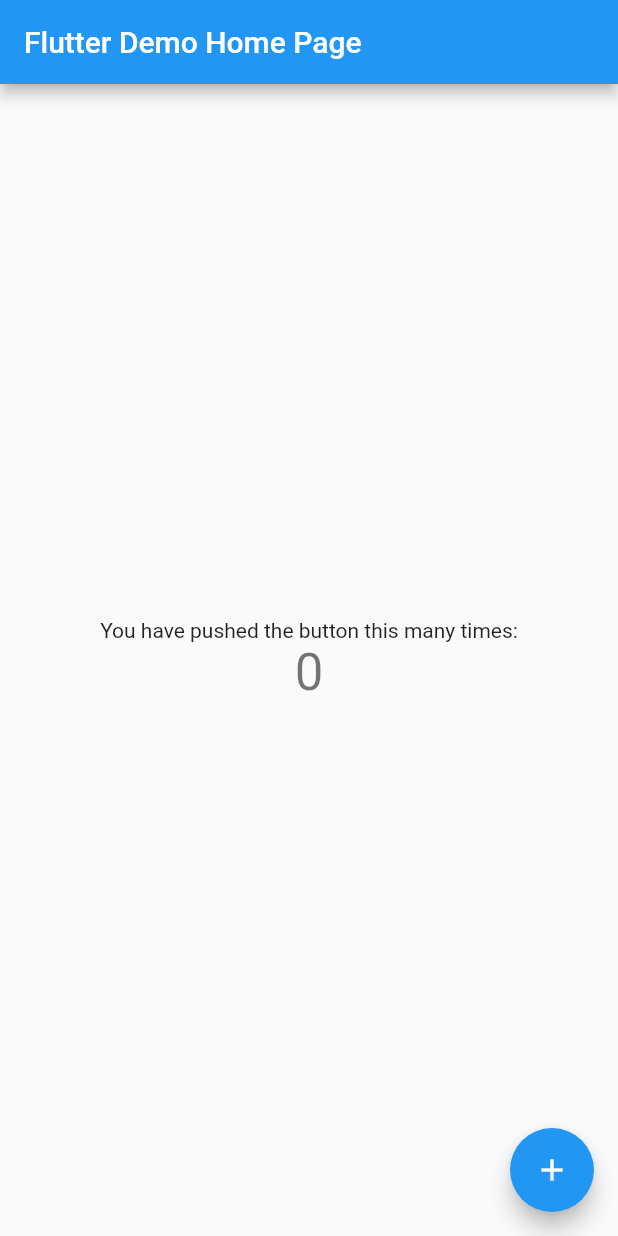
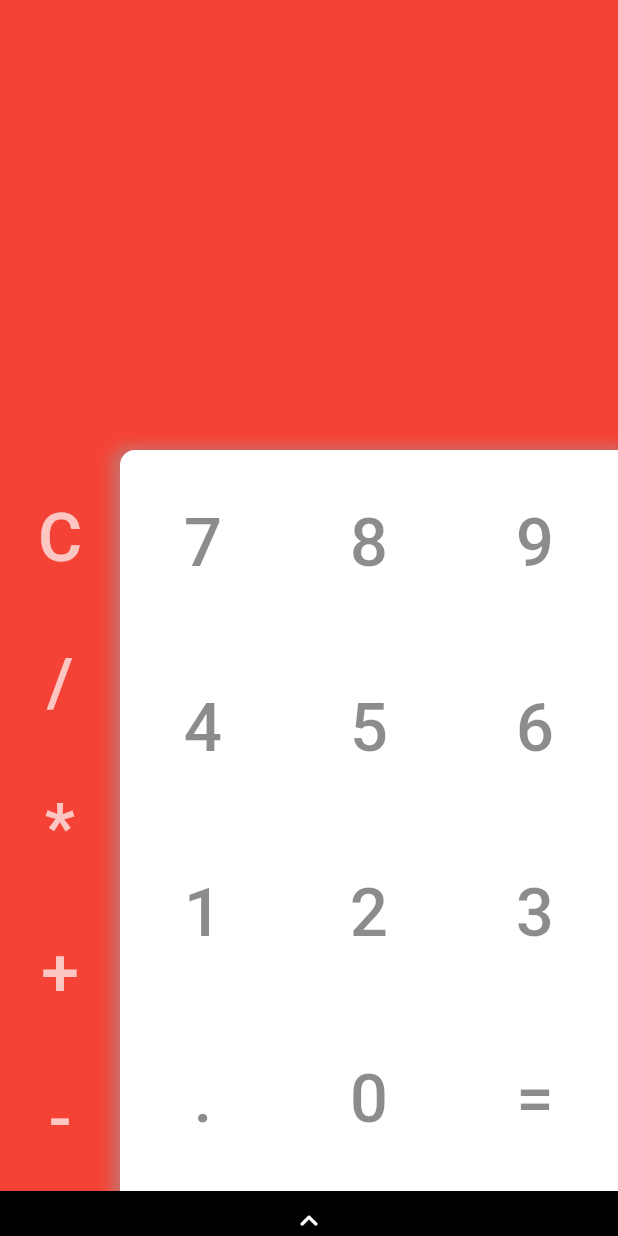
Before and after one commit to kverkholomova/Calculator_test, a Flutter app: the screen it shows after launch, on a phone screen of 412 x 824 dp. Run offline on Flutter 3.47's test engine with Material 2 defaults, Android fonts, the phone set to English and light mode, and no system bars.

Commit message:
First design updates

```diff
--- a/lib/main.dart
+++ b/lib/main.dart
@@ -1,4 +1,6 @@
 import 'package:flutter/material.dart';
+
+import 'main_screen_calculator.dart';
 
 void main() {
   runApp(const MyApp());
@@ -11,105 +13,10 @@ class MyApp extends StatelessWidget {
   @override
   Widget build(BuildContext context) {
     return MaterialApp(
-      title: 'Flutter Demo',
-      theme: ThemeData(
-        // This is the theme of your application.
-        //
-        // Try running your application with "flutter run". You'll see the
-        // application has a blue toolbar. Then, without quitting the app, try
-        // changing the primarySwatch below to Colors.green and then invoke
-        // "hot reload" (press "r" in the console where you ran "flutter run",
-        // or simply save your changes to "hot reload" in a Flutter IDE).
-        // Notice that the counter didn't reset back to zero; the application
-        // is not restarted.
-        primarySwatch: Colors.blue,
-      ),
-      home: const MyHomePage(title: 'Flutter Demo Home Page'),
+      title: 'App',
+
+      home: Calculator(),
+      debugShowCheckedModeBanner: false,
     );
   }
 }
-
-class MyHomePage extends StatefulWidget {
-  const MyHomePage({Key? key, required this.title}) : super(key: key);
-
-  // This widget is the home page of your application. It is stateful, meaning
-  // that it has a State object (defined below) that contains fields that affect
-  // how it looks.
-
-  // This class is the configuration for the state. It holds the values (in this
-  // case the title) provided by the parent (in this case the App widget) and
-  // used by the build method of the State. Fields in a Widget subclass are
-  // always marked "final".
-
-  final String title;
-
-  @override
-  State<MyHomePage> createState() => _MyHomePageState();
-}
-
-class _MyHomePageState extends State<MyHomePage> {
-  int _counter = 0;
-
-  void _incrementCounter() {
-    setState(() {
-      // This call to setState tells the Flutter framework that something has
-      // changed in this State, which causes it to rerun the build method below
-      // so that the display can reflect the updated values. If we changed
-      // _counter without calling setState(), then the build method would not be
-      // called again, and so nothing would appear to happen.
-      _counter++;
-    });
-  }
-
-  @override
-  Widget build(BuildContext context) {
-    // This method is rerun every time setState is called, for instance as done
-    // by the _incrementCounter method above.
-    //
-    // The Flutter framework has been optimized to make rerunning build methods
-    // fast, so that you can just rebuild anything that needs updating rather
-    // than having to individually change instances of widgets.
-    return Scaffold(
-      appBar: AppBar(
-        // Here we take the value from the MyHomePage object that was created by
-        // the App.build method, and use it to set our appbar title.
-        title: Text(widget.title),
-      ),
-      body: Center(
-        // Center is a layout widget. It takes a single child and positions it
-        // in the middle of the parent.
-        child: Column(
-          // Column is also a layout widget. It takes a list of children and
-          // arranges them vertically. By default, it sizes itself to fit its
-          // children horizontally, and tries to be as tall as its parent.
-          //
-          // Invoke "debug painting" (press "p" in the console, choose the
-          // "Toggle Debug Paint" action from the Flutter Inspector in Android
-          // Studio, or the "Toggle Debug Paint" command in Visual Studio Code)
-          // to see the wireframe for each widget.
-          //
-          // Column has various properties to control how it sizes itself and
-          // how it positions its children. Here we use mainAxisAlignment to
-          // center the children vertically; the main axis here is the vertical
-          // axis because Columns are vertical (the cross axis would be
-          // horizontal).
-          mainAxisAlignment: MainAxisAlignment.center,
-          children: <Widget>[
-            const Text(
-              'You have pushed the button this many times:',
-            ),
-            Text(
-              '$_counter',
-              style: Theme.of(context).textTheme.headline4,
-            ),
-          ],
-        ),
-      ),
-      floatingActionButton: FloatingActionButton(
-        onPressed: _incrementCounter,
-        tooltip: 'Increment',
-        child: const Icon(Icons.add),
-      ), // This trailing comma makes auto-formatting nicer for build methods.
-    );
-  }
-}
--- /dev/null
+++ b/lib/main_screen_calculator.dart
@@ -0,0 +1,270 @@
+import 'package:flutter/material.dart';
+
+class Calculator extends StatefulWidget {
+  const Calculator({Key? key}) : super(key: key);
+
+  @override
+  State<Calculator> createState() => _CalculatorState();
+}
+
+class _CalculatorState extends State<Calculator> {
+  @override
+  Widget build(BuildContext context) {
+    return Scaffold(
+      // backgroundColor: Colors.red,
+      body: Stack(
+        children: [
+          Container(
+            color: Colors.red,
+
+          ),
+          Stack(
+            children: [
+              Padding(
+                padding: const EdgeInsets.only(top: 310, left: 8, bottom: 30),
+                child: Container(
+                  child: Column(
+                    children: [
+                      Expanded(
+                        flex:1,
+                        child: TextButton(
+                            child: Text(
+                              "C",
+                              style: TextStyle(fontSize: 45, color: Colors.white70),
+                            ),
+                            onPressed: (){}),
+                      ),
+                      Expanded(
+                        flex:1,
+                        child: TextButton(
+                            child: Text(
+                              "/",
+                              style: TextStyle(fontSize: 45, color: Colors.white70),
+                            ),
+                            onPressed: (){}),
+                      ),
+                      Expanded(
+                        flex:1,
+                        child: TextButton(
+                            child: Text(
+                              "*",
+                              style: TextStyle(fontSize: 45, color: Colors.white70),
+                            ),
+                            onPressed: (){}),
+                      ),
+                      Expanded(
+                        flex:1,
+                        child: TextButton(
+                            child: Text(
+                              "+",
+                              style: TextStyle(fontSize: 45, color: Colors.white70),
+                            ),
+                            onPressed: (){}),
+                      ),
+                      Expanded(
+                        flex:1,
+                        child: TextButton(
+                            child: Text(
+                              "-",
+                              style: TextStyle(fontSize: 45, color: Colors.white70),
+                            ),
+                            onPressed: (){}),
+                      ),
+                    ],
+                  ),
+                ),
+              ),
+              Padding(
+                padding: const EdgeInsets.only(left: 80, top: 300,bottom: 30),
+                child: Container(
+                  decoration: BoxDecoration(
+                    color: Colors.white,
+                    borderRadius: BorderRadius.only(
+                        topLeft: Radius.circular(10),
+                        topRight: Radius.circular(0),
+                        bottomLeft: Radius.circular(0),
+                        bottomRight: Radius.circular(0)
+                    ),
+                    boxShadow: [
+                      BoxShadow(
+                        color: Colors.grey.withOpacity(0.5),
+                        spreadRadius: 5,
+                        blurRadius: 7,
+                        offset: Offset(0, 3), // changes position of shadow
+                      ),
+                    ],
+                  ),
+
+                  child: Stack(
+                    children: [
+                      Column(
+                        children: [
+                          Expanded(
+                            flex: 1,
+                            child: Row(
+                              children: [
+                                Expanded(
+                                  flex:1,
+                                  child: TextButton(
+                                      child: Text(
+                                        "7",
+                                        style: TextStyle(fontSize: 45, color: Colors.black45),
+                                      ),
+                                      onPressed: (){}),
+                                ),
+                                Expanded(
+                                  flex:1,
+                                  child: TextButton(
+                                      child: Text(
+                                          "8",
+                                        style: TextStyle(fontSize: 45, color: Colors.black45),
+                                      ),
+                                      onPressed: (){}),
+                                ),
+                                Expanded(
+                                  flex:1,
+                                  child: TextButton(
+                                      child: Text(
+                                          "9",
+                                        style: TextStyle(fontSize: 45, color: Colors.black45),
+                                      ),
+                                      onPressed: (){}),
+                                )
+                              ],
+                            ),
+                          ),
+                          Expanded(
+                            flex: 1,
+                            child: Row(
+                              children: [
+                                Expanded(
+                                  flex:1,
+                                  child: TextButton(
+                                      child: Text(
+                                          "4",
+                                        style: TextStyle(fontSize: 45, color: Colors.black45),
+                                      ),
+                                      onPressed: (){}),
+                                ),
+                                Expanded(
+                                  flex:1,
+                                  child: TextButton(
+                                      child: Text(
+                                          "5",
+                                        style: TextStyle(fontSize: 45, color: Colors.black45),
+                                      ),
+                                      onPressed: (){}),
+                                ),
+                                Expanded(
+                                  flex:1,
+                                  child: TextButton(
+                                      child: Text(
+                                          "6",
+                                        style: TextStyle(fontSize: 45, color: Colors.black45),
+                                      ),
+                                      onPressed: (){}),
+                                )
+
+                              ],
+                            ),
+                          ),
+                          Expanded(
+                            flex: 1,
+                            child: Row(
+                              children: [
+                                Expanded(
+                                  flex:1,
+                                  child: TextButton(
+                                      child: Text(
+                                          "1",
+                                        style: TextStyle(fontSize: 45, color: Colors.black45),
+                                      ),
+                                      onPressed: (){}),
+                                ),
+                                Expanded(
+                                  flex:1,
+                                  child: TextButton(
+                                      child: Text(
+                                          "2",
+                                        style: TextStyle(fontSize: 45, color: Colors.black45),
+                                      ),
+                                      onPressed: (){}),
+                                ),
+                                Expanded(
+                                  flex:1,
+                                  child: TextButton(
+                                      child: Text(
+                                          "3",
+                                        style: TextStyle(fontSize: 45, color: Colors.black45),
+                                      ),
+                                      onPressed: (){}),
+                                )
+                              ],
+                            ),
+                          ),
+                          Expanded(
+                            flex: 1,
+                            child: Row(
+                              children: [
+                                Expanded(
+                                  flex:1,
+                                  child: TextButton(
+                                      child: Text(
+                                          ".",
+                                        style: TextStyle(fontSize: 45, color: Colors.black45),
+                                      ),
+                                      onPressed: (){}),
+                                ),
+                                Expanded(
+                                  flex:1,
+                                  child: TextButton(
+                                      child: Text(
+                                          "0",
+                                        style: TextStyle(fontSize: 45, color: Colors.black45),
+                                      ),
+                                      onPressed: (){}),
+                                ),
+                                Expanded(
+                                  flex:1,
+                                  child: TextButton(
+                                      child: Text(
+                                          "=",
+                                        style: TextStyle(fontSize: 45, color: Colors.black45),
+                                      ),
+                                      onPressed: (){}),
+                                )
+
+                              ],
+                            ),
+                          )
+                        ],
+                      ),
+
+                    ],
+                  ),
+                ),
+
+              ),
+            ],
+          ),
+
+          Align(
+            alignment: Alignment.bottomCenter,
+            child: Container(
+
+              height: 30,
+              width: double.infinity,
+              color: Colors.black,
+              child: IconButton(
+                icon: Icon(Icons.keyboard_arrow_up_rounded, color: Colors.white,),
+                onPressed: (){
+
+                },
+              ),
+            ),
+          ),
+        ],
+      ),
+    );
+  }
+}
```
Also changed, not shown: pubspec.yaml (+11 -11 lines).
